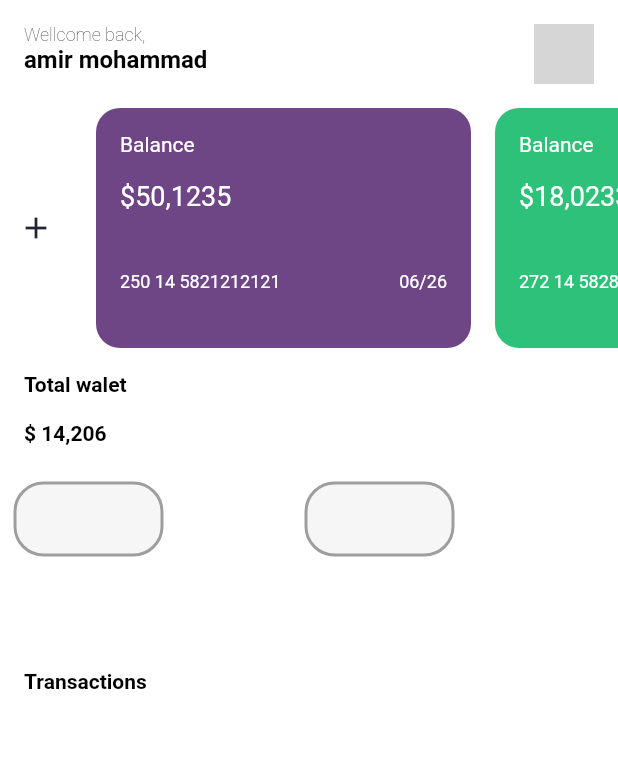
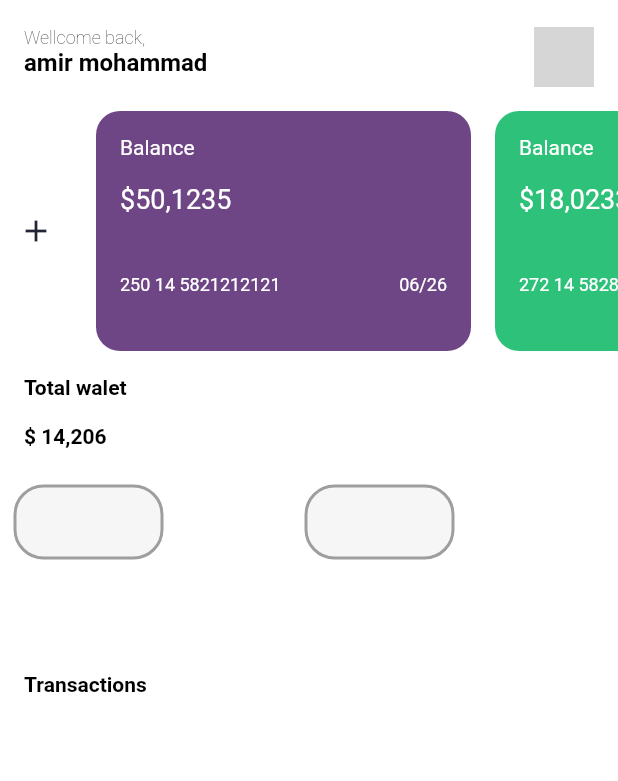
Before and after one commit to AmirMohammad79/Chortckeh, a Flutter app: the Home screen opened by its route, on a phone screen of 412 x 824 dp. Shown: the top 781 px of the screen. Run offline on Flutter 3.47's test engine with Material 2 defaults, Android fonts, the phone set to English and light mode, and no system bars; our stand-ins replace flutter_otp_text_field; network calls fail; grey boxes are pictures that could not be loaded.

Commit message:
change pading

```diff
--- a/lib/home.dart
+++ b/lib/home.dart
@@ -14,7 +14,7 @@ class Home extends StatelessWidget {
             mainAxisSize: MainAxisSize.max,
             children: <Widget>[
               Padding(
-                padding: const EdgeInsets.fromLTRB(16, 16, 16, 0),
+                padding: const EdgeInsets.fromLTRB(16, 18, 16, 0),
                 child: Row(
                   mainAxisAlignment: MainAxisAlignment.spaceBetween,
                   crossAxisAlignment: CrossAxisAlignment.start,
```
